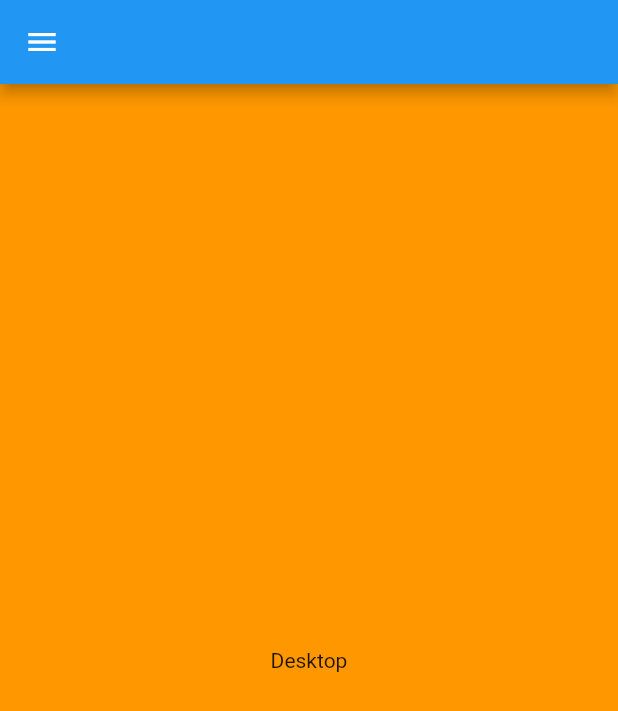
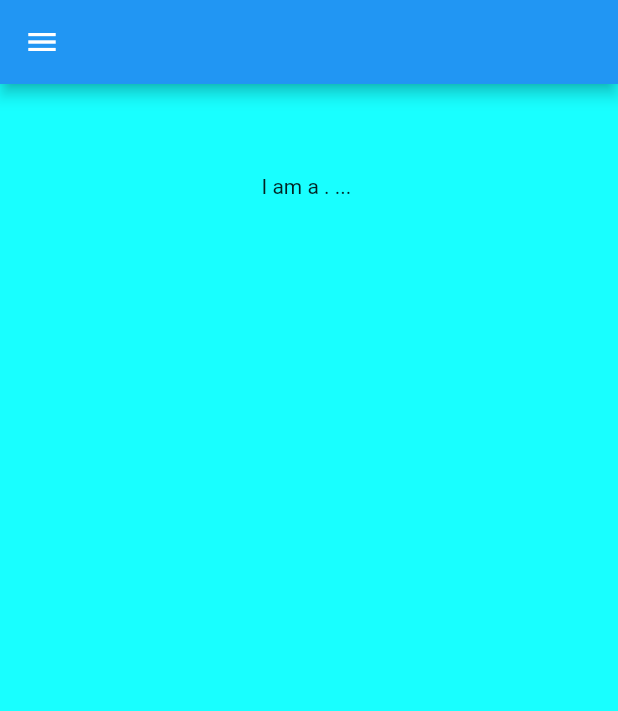
Before and after one commit to AvatarDevs/portfolio, a Flutter app: the HomeViewDesktop screen opened directly, on a phone screen of 412 x 824 dp. Shown: the top 711 px of the screen. Run offline on Flutter 3.47's test engine with Material 2 defaults, Android fonts, the light colour scheme and no system bars; our stand-ins replace device_preview.

Commit message:
added a constrained view for all content'

```diff
--- a/lib/main.dart
+++ b/lib/main.dart
@@ -16,6 +16,9 @@ class MyApp extends StatelessWidget {
   @override
   Widget build(BuildContext context) {
     return MaterialApp(
+      theme: ThemeData(
+
+      ),
      // builder: DevicePreview.appBuilder,
       home: MyHomePage(title: 'Flutter Demo Home Page'),
     );
--- a/lib/views/home/home_view_desktop.dart
+++ b/lib/views/home/home_view_desktop.dart
@@ -1,5 +1,7 @@
 import 'package:flutter/material.dart';
 import 'package:portfolio/widgets/app_drawer/app_drawer_desktop.dart';
+import 'package:portfolio/widgets/content/constrained_view.dart';
+import 'package:portfolio/widgets/content/content.dart';
 
 class HomeViewDesktop extends StatelessWidget {
   @override
@@ -8,7 +10,7 @@ class HomeViewDesktop extends StatelessWidget {
       appBar: AppBar(),
       drawer: AppDrawerDesktop(),
       backgroundColor: Colors.orange,
-      body: Center(child: Text("Desktop")),
+      body: ConstrainedView(child: Content(),),
     );
   }
 }
--- /dev/null
+++ b/lib/widgets/content/about_me.dart
@@ -0,0 +1,8 @@
+import 'package:flutter/material.dart';
+
+class AboutMe extends StatelessWidget {
+  @override
+  Widget build(BuildContext context) {
+    return  Text("I am a . ... ");
+  }
+}
--- /dev/null
+++ b/lib/widgets/content/constrained_view.dart
@@ -0,0 +1,22 @@
+import 'package:flutter/material.dart';
+import 'package:portfolio/widgets/content/about_me.dart';
+
+class ConstrainedView extends StatelessWidget {
+final Widget child;
+
+  const ConstrainedView({Key key, this.child}) : super(key: key);
+  @override
+  Widget build(BuildContext context) {
+    return Container(
+      alignment: Alignment.topCenter,
+      color: Colors.cyanAccent,
+        padding: const EdgeInsets.symmetric(
+          horizontal: 70,
+          vertical: 60,
+        ),
+        child: ConstrainedBox(
+          constraints: BoxConstraints(maxWidth: 1200),
+          child:child
+        ));
+  }
+}
--- /dev/null
+++ b/lib/widgets/content/content.dart
@@ -0,0 +1,14 @@
+import 'package:flutter/material.dart';
+
+import 'about_me.dart';
+
+class Content extends StatelessWidget {
+  @override
+  Widget build(BuildContext context) {
+    return Column(
+      children: <Widget>[
+        AboutMe(),
+      ],
+    );
+  }
+}
--- a/pubspec.yaml
+++ b/pubspec.yaml
@@ -24,6 +24,7 @@ dependencies:
   # Use with the CupertinoIcons class for iOS style icons.
   cupertino_icons: ^0.1.2
   device_preview:
+  carousel_slider: ^1.3.0
 
 dev_dependencies:
   flutter_test:
```
Also changed, not shown: pubspec.lock.
